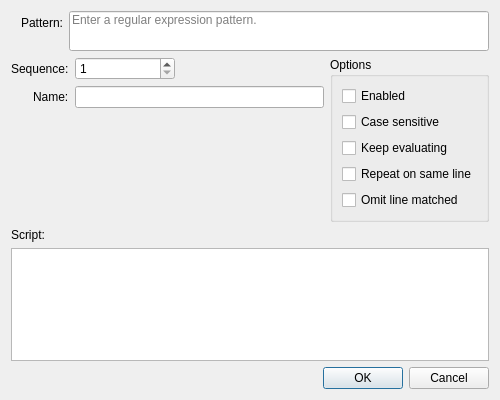
jkdoug/mudder, file app/dialogtrigger.ui: the form before one commit.
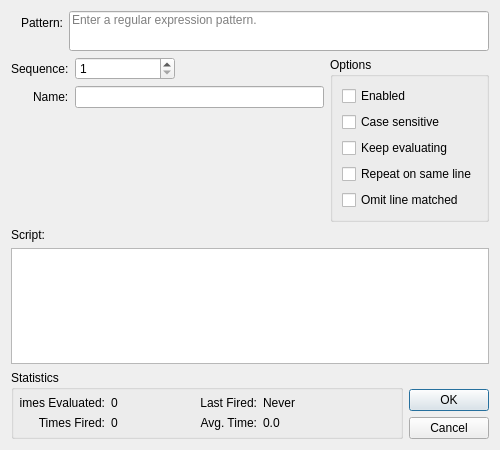
The form after the commit. Custom widgets are drawn as their Qt base class.

Commit message:
Trigger statistics display
The trigger editing dialog will now show session statistics for the
trigger.

The edit to the form file:
```diff
--- a/app/dialogtrigger.ui
+++ b/app/dialogtrigger.ui
@@ -7,7 +7,7 @@
     <x>0</x>
     <y>0</y>
     <width>500</width>
-    <height>400</height>
+    <height>450</height>
    </rect>
   </property>
   <property name="windowTitle">
@@ -210,14 +210,155 @@
     <widget class="LuaEdit" name="script"/>
    </item>
    <item>
-    <widget class="QDialogButtonBox" name="buttonBox">
-     <property name="orientation">
-      <enum>Qt::Horizontal</enum>
-     </property>
-     <property name="standardButtons">
-      <set>QDialogButtonBox::Cancel|QDialogButtonBox::Ok</set>
-     </property>
-    </widget>
+    <layout class="QHBoxLayout" name="horizontalLayout">
+     <item>
+      <widget class="QGroupBox" name="groupStats">
+       <property name="sizePolicy">
+        <sizepolicy hsizetype="Expanding" vsizetype="Preferred">
+         <horstretch>0</horstretch>
+         <verstretch>0</verstretch>
+        </sizepolicy>
+       </property>
+       <property name="title">
+        <string>Statistics</string>
+       </property>
+       <layout class="QGridLayout" name="gridLayout">
+        <property name="leftMargin">
+         <number>6</number>
+        </property>
+        <property name="topMargin">
+         <number>6</number>
+        </property>
+        <property name="rightMargin">
+         <number>6</number>
+        </property>
+        <property name="bottomMargin">
+         <number>6</number>
+        </property>
+        <item row="0" column="1">
+         <widget class="QLabel" name="timesEvaluated">
+          <property name="maximumSize">
+           <size>
+            <width>75</width>
+            <height>16777215</height>
+           </size>
+          </property>
+          <property name="text">
+           <string>0</string>
+          </property>
+         </widget>
+        </item>
+        <item row="1" column="0">
+         <widget class="QLabel" name="labelTimesFired">
+          <property name="maximumSize">
+           <size>
+            <width>85</width>
+            <height>16777215</height>
+           </size>
+          </property>
+          <property name="text">
+           <string>Times Fired:</string>
+          </property>
+          <property name="alignment">
+           <set>Qt::AlignRight|Qt::AlignTrailing|Qt::AlignVCenter</set>
+          </property>
+         </widget>
+        </item>
+        <item row="1" column="1">
+         <widget class="QLabel" name="timesFired">
+          <property name="maximumSize">
+           <size>
+            <width>75</width>
+            <height>16777215</height>
+           </size>
+          </property>
+          <property name="text">
+           <string>0</string>
+          </property>
+         </widget>
+        </item>
+        <item row="0" column="2">
+         <widget class="QLabel" name="labelLastFired">
+          <property name="maximumSize">
+           <size>
+            <width>65</width>
+            <height>16777215</height>
+           </size>
+          </property>
+          <property name="text">
+           <string>Last Fired:</string>
+          </property>
+          <property name="alignment">
+           <set>Qt::AlignRight|Qt::AlignTrailing|Qt::AlignVCenter</set>
+          </property>
+         </widget>
+        </item>
+        <item row="0" column="0">
+         <widget class="QLabel" name="labelTimesEvaluated">
+          <property name="maximumSize">
+           <size>
+            <width>85</width>
+            <height>16777215</height>
+           </size>
+          </property>
+          <property name="text">
+           <string>Times Evaluated:</string>
+          </property>
+          <property name="alignment">
+           <set>Qt::AlignRight|Qt::AlignTrailing|Qt::AlignVCenter</set>
+          </property>
+         </widget>
+        </item>
+        <item row="0" column="3">
+         <widget class="QLabel" name="lastFired">
+          <property name="text">
+           <string>Never</string>
+          </property>
+         </widget>
+        </item>
+        <item row="1" column="2">
+         <widget class="QLabel" name="labelAvgTime">
+          <property name="maximumSize">
+           <size>
+            <width>65</width>
+            <height>16777215</height>
+           </size>
+          </property>
+          <property name="text">
+           <string>Avg. Time:</string>
+          </property>
+          <property name="alignment">
+           <set>Qt::AlignRight|Qt::AlignTrailing|Qt::AlignVCenter</set>
+          </property>
+         </widget>
+        </item>
+        <item row="1" column="3">
+         <widget class="QLabel" name="avgTime">
+          <property name="text">
+           <string>0.0</string>
+          </property>
+         </widget>
+        </item>
+       </layout>
+      </widget>
+     </item>
+     <item alignment="Qt::AlignRight|Qt::AlignBottom">
+      <widget class="QDialogButtonBox" name="buttonBox">
+       <property name="sizePolicy">
+        <sizepolicy hsizetype="Preferred" vsizetype="Fixed">
+         <horstretch>0</horstretch>
+         <verstretch>0</verstretch>
+        </sizepolicy>
+       </property>
+       <property name="orientation">
+        <enum>Qt::Vertical</enum>
+       </property>
+       <property name="standardButtons">
+        <set>QDialogButtonBox::Cancel|QDialogButtonBox::Ok</set>
+       </property>
+      </widget>
+     </item>
+    </layout>
    </item>
   </layout>
  </widget>
```
Left out of the diff: 17 changed lines with no effect on the pictures. The commit also changes 1 other file.
